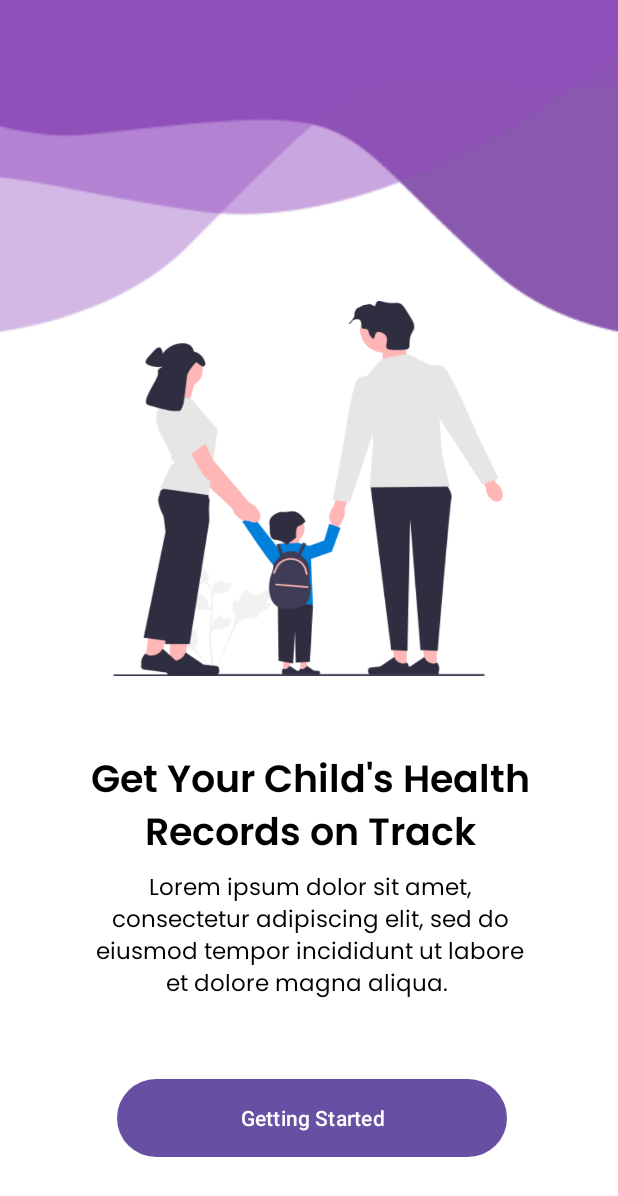
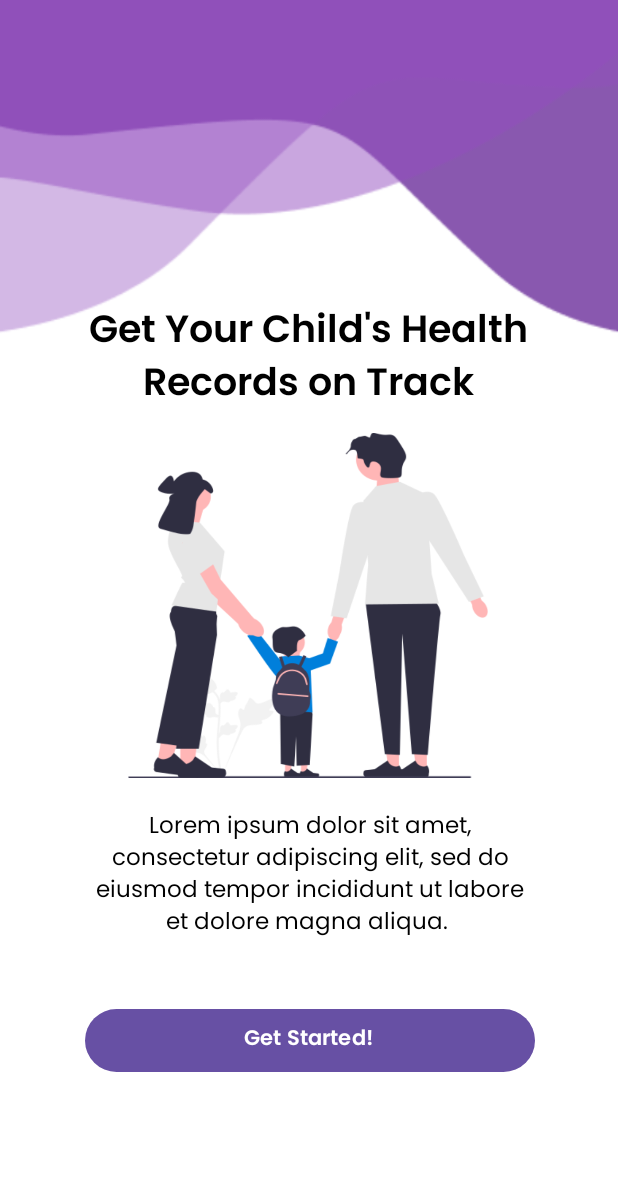
Before and after one commit to babbb06/Babybook, an Android app: the screen it shows after launch (MainActivity), on a phone screen of 412 x 824 dp. Shown: the top 1196 px of the screen. Run offline under Robolectric (Android 15) with nearby library versions, the phone set to English and light mode, and no system bars; Roboto replaces fonts that are not available here.

Commit message:
App icon, splash screen and choose UI minor fixes

```diff
--- a/app/src/main/AndroidManifest.xml
+++ b/app/src/main/AndroidManifest.xml
@@ -18,9 +18,9 @@
         android:allowBackup="true"
         android:dataExtractionRules="@xml/data_extraction_rules"
         android:fullBackupContent="@xml/backup_rules"
-        android:icon="@mipmap/ic_launcher"
+        android:icon="@drawable/baby_book_logo"
         android:label="@string/app_name"
-        android:roundIcon="@mipmap/ic_launcher_round"
+        android:roundIcon="@drawable/baby_book_logo"
         android:supportsRtl="true"
         android:theme="@style/Theme.BabyBook"
         tools:targetApi="31">
--- a/app/src/main/res/layout/activity_main.xml
+++ b/app/src/main/res/layout/activity_main.xml
@@ -9,21 +9,20 @@
     android:background="@drawable/shape">
 
 
-
     <TextView
         android:id="@+id/title_text1"
         android:layout_width="300dp"
         android:layout_height="wrap_content"
         android:layout_centerHorizontal="true"
         android:layout_gravity="center_vertical|center_horizontal"
-        android:layout_marginTop="500dp"
+        android:layout_marginTop="200dp"
         android:fontFamily="@font/poppins_semibold"
         android:gravity="center"
         android:text="Get Your Child's Health Records on Track"
         android:textColor="#000000"
         android:textSize="25sp"
         app:layout_constraintEnd_toEndOf="parent"
-        app:layout_constraintHorizontal_bias="0.504"
+        app:layout_constraintHorizontal_bias="0.495"
         app:layout_constraintStart_toStartOf="parent"
         app:layout_constraintTop_toTopOf="parent" />
 
@@ -33,7 +32,7 @@
         android:layout_height="wrap_content"
         android:layout_centerHorizontal="true"
         android:layout_gravity="center_vertical|center_horizontal"
-        android:layout_marginTop="580dp"
+        android:layout_marginTop="20dp"
         android:fontFamily="@font/poppins"
         android:gravity="center"
         android:text="Lorem ipsum dolor sit amet, consectetur adipiscing elit, sed do eiusmod tempor incididunt ut labore et dolore magna aliqua. "
@@ -42,34 +41,34 @@
         app:layout_constraintEnd_toEndOf="parent"
         app:layout_constraintHorizontal_bias="0.504"
         app:layout_constraintStart_toStartOf="parent"
-        app:layout_constraintTop_toTopOf="parent" />
+        app:layout_constraintTop_toBottomOf="@+id/imageView4" />
 
     <ImageView
 
-        android:layout_width="260dp"
-        android:layout_height="250dp"
+        android:id="@+id/imageView4"
+        android:layout_width="240dp"
+        android:layout_height="230dp"
         android:layout_centerHorizontal="true"
-        android:layout_marginTop="196dp"
+        android:layout_marginTop="10dp"
         android:scaleType="fitXY"
         android:src="@drawable/fami"
-        app:layout_constraintBottom_toTopOf="@id/title_text"
         app:layout_constraintEnd_toEndOf="parent"
         app:layout_constraintHorizontal_bias="0.496"
         app:layout_constraintStart_toStartOf="parent"
-        app:layout_constraintTop_toTopOf="parent"
-        app:layout_constraintVertical_bias="0.037" />
+        app:layout_constraintTop_toBottomOf="@+id/title_text1" />
 
     <Button
         android:id="@+id/my_button"
-        android:layout_width="260dp"
-        android:layout_height="60dp"
+        android:layout_width="0dp"
+        android:layout_height="50dp"
+        android:layout_marginTop="40dp"
         android:width="302dp"
-        android:text="Getting Started"
-        app:layout_constraintBottom_toBottomOf="parent"
-        app:layout_constraintEnd_toEndOf="parent"
+        android:fontFamily="@font/poppins_semibold"
+        android:text="Get Started! "
+        app:cardElevation="8dp"
+        app:layout_constraintEnd_toEndOf="@+id/title_text"
         app:layout_constraintHorizontal_bias="0.513"
-        app:layout_constraintStart_toStartOf="parent"
-        app:layout_constraintTop_toBottomOf="@id/title_text"
-        app:layout_constraintVertical_bias="0.482" />
+        app:layout_constraintStart_toStartOf="@+id/title_text"
+        app:layout_constraintTop_toBottomOf="@id/title_text" />
 
 </androidx.constraintlayout.widget.ConstraintLayout>
```
Also changed, not shown: app/src/main/res/layout/activity_choose_user.xml (+14 -16 lines).
